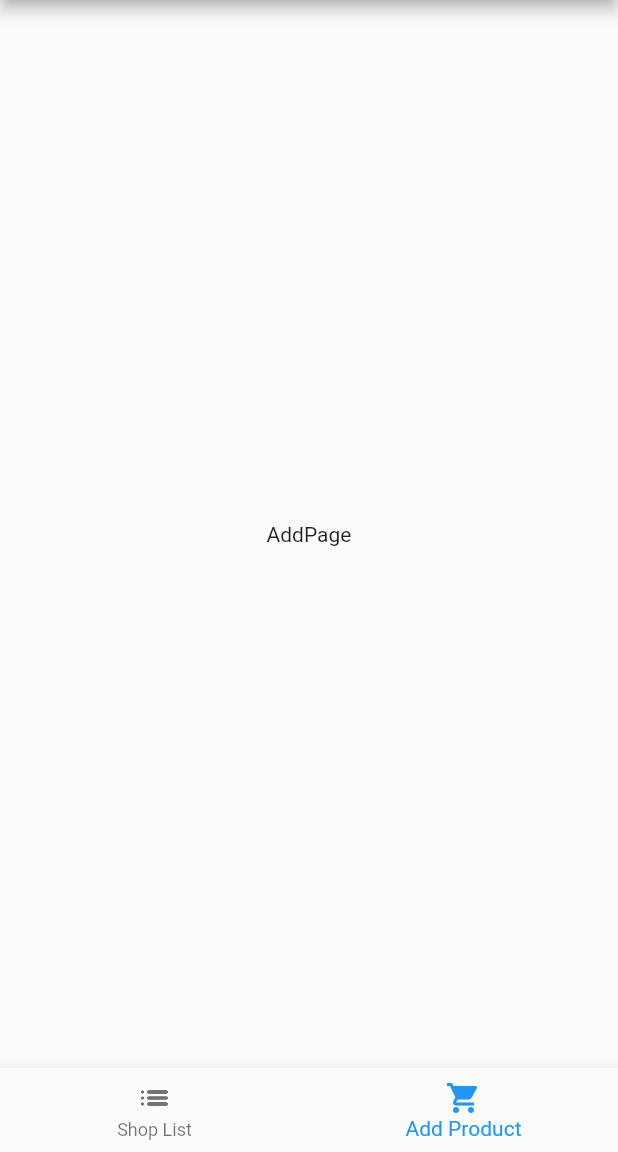
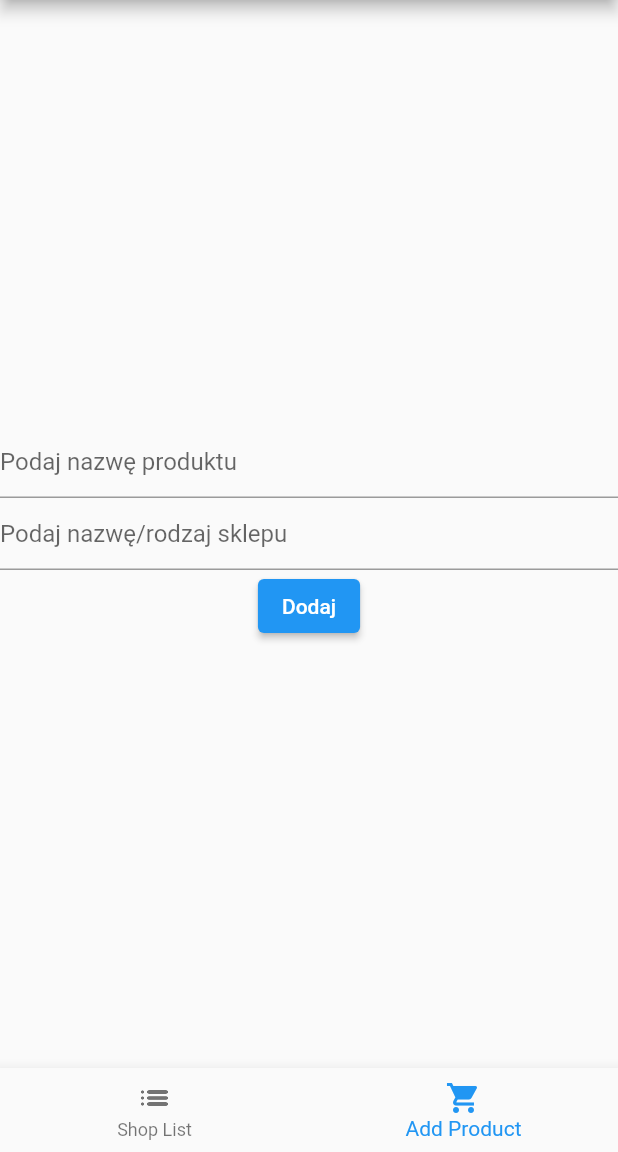
Before and after one commit to patryklaskowski1/i_need, a Flutter app: the screen it shows once a user with an empty profile is signed in, item 2 of the bottom bar chosen, on a phone screen of 412 x 824 dp, the part 84-1236 px from its top. Run offline on Flutter 3.47's test engine with Material 2 defaults, Android fonts, the phone set to English and light mode, and no system bars; our stand-ins replace cloud_firestore, firebase_auth, firebase_core; missing offline and left inert: flutterfire_ui; accounts and stored records are empty.

Commit message:
add textfield and elevatedbutton in add page

```diff
--- a/lib/app/Add/add_page.dart
+++ b/lib/app/Add/add_page.dart
@@ -1,15 +1,53 @@
 import 'package:flutter/material.dart';
 
-class AddPage extends StatelessWidget {
+class AddPage extends StatefulWidget {
   const AddPage({
     Key? key,
   }) : super(key: key);
 
   @override
+  State<AddPage> createState() => _AddPageState();
+}
+
+class _AddPageState extends State<AddPage> {
+  var productName = '';
+  var shopName = '';
+
+  @override
   Widget build(BuildContext context) {
-    return const Scaffold(
-      body: Center(
-        child: Text('AddPage'),
+    return Center(
+      child: Column(
+        mainAxisAlignment: MainAxisAlignment.center,
+        children: [
+          TextField(
+            decoration: const InputDecoration(
+              hintText: 'Podaj nazwę produktu',
+            ),
+            onChanged: (newValue) {
+              setState(
+                () {
+                  productName = newValue;
+                },
+              );
+            },
+          ),
+          TextField(
+            decoration: const InputDecoration(
+              hintText: 'Podaj nazwę/rodzaj sklepu',
+            ),
+            onChanged: (newValue) {
+              setState(
+                () {
+                  shopName = newValue;
+                },
+              );
+            },
+          ),
+          ElevatedButton(
+            onPressed: () {},
+            child: const Text('Dodaj'),
+          ),
+        ],
       ),
     );
   }
```
